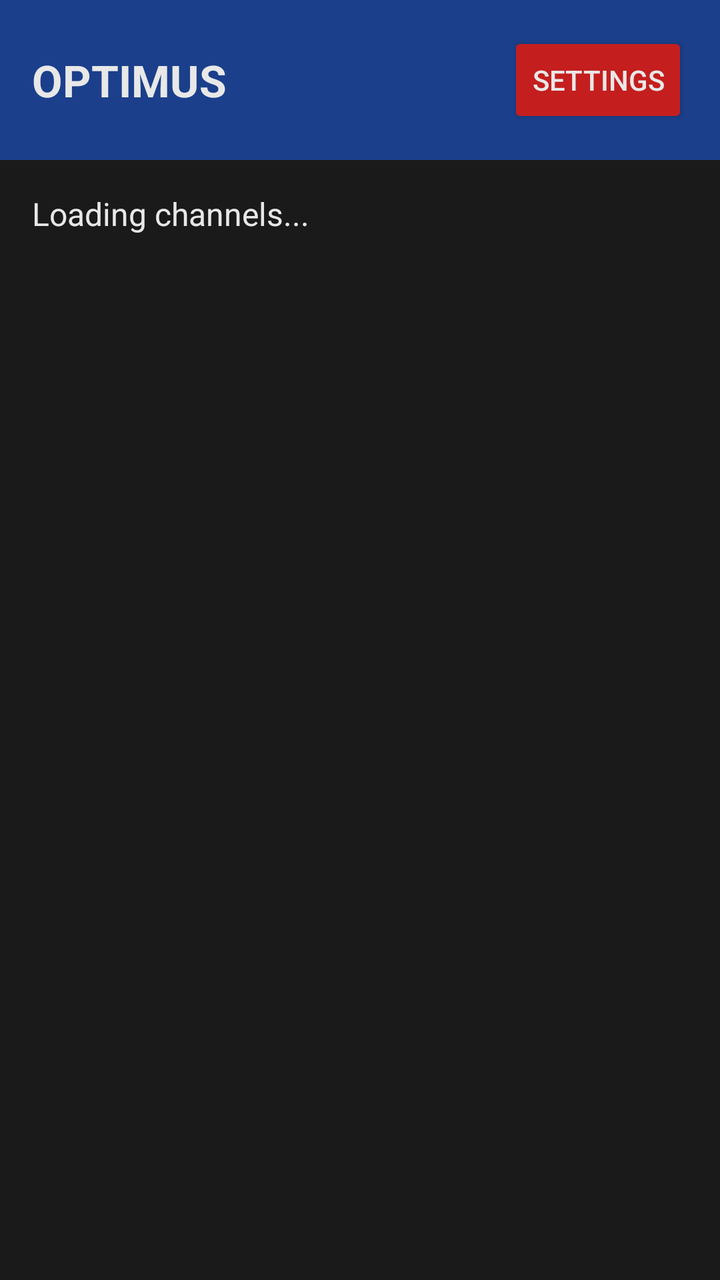
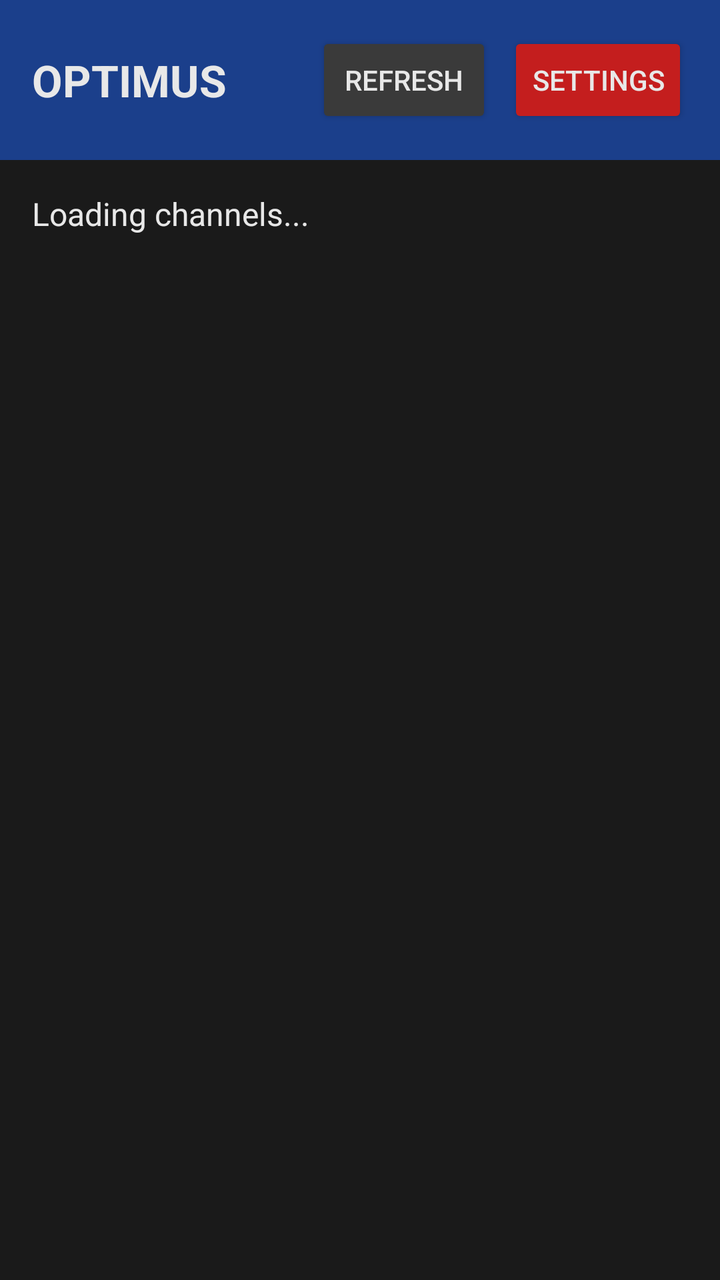

Before-and-after screenshots of an Android layout around one commit, followed by the original layout XML and the change that was made.
<!-- AndroidManifest.xml: application theme Theme.Optimus -->
<!-- res/layout/activity_main.xml -->
<?xml version="1.0" encoding="utf-8"?>
<LinearLayout xmlns:android="http://schemas.android.com/apk/res/android"
    android:layout_width="match_parent"
    android:layout_height="match_parent"
    android:orientation="vertical"
    android:background="@color/optimus_dark">

    <LinearLayout
        android:layout_width="match_parent"
        android:layout_height="wrap_content"
        android:orientation="horizontal"
        android:background="@color/optimus_blue"
        android:padding="16dp"
        android:gravity="center_vertical">

        <TextView
            android:layout_width="0dp"
            android:layout_weight="1"
            android:layout_height="wrap_content"
            android:text="OPTIMUS"
            android:textColor="@color/optimus_light"
            android:textSize="22sp"
            android:textStyle="bold" />

        <Button
            android:id="@+id/settingsButton"
            android:layout_width="wrap_content"
            android:layout_height="wrap_content"
            android:text="Settings"
            android:textColor="@color/optimus_light"
            android:backgroundTint="@color/optimus_red" />

    </LinearLayout>

    <androidx.media3.ui.PlayerView
        android:id="@+id/miniPlayerView"
        android:layout_width="match_parent"
        android:layout_height="200dp"
        android:visibility="gone"
        android:background="#000000" />

    <TextView
        android:id="@+id/statusText"
        android:layout_width="match_parent"
        android:layout_height="wrap_content"
        android:padding="16dp"
        android:textColor="@color/optimus_light"
        android:text="Loading channels..."
        android:textSize="16sp" />

    <ExpandableListView
        android:id="@+id/channelList"
        android:layout_width="match_parent"
        android:layout_height="match_parent" />

</LinearLayout>
<!-- resources referenced by this layout -->
<resources>
  <color name="optimus_blue">#1B3F8B</color>
  <color name="optimus_dark">#1A1A1A</color>
  <color name="optimus_light">#E8E8E8</color>
  <color name="optimus_red">#C41E1E</color>
  <style name="Theme.Optimus" parent="Theme.AppCompat">
          <item name="colorPrimary">@color/optimus_blue</item>
          <item name="colorPrimaryDark">@color/optimus_dark</item>
          <item name="colorAccent">@color/optimus_red</item>
          <item name="android:windowBackground">@color/optimus_dark</item>
          <item name="android:textColorPrimary">@color/optimus_light</item>
      </style>
</resources>

<!-- the commit's change to res/layout/activity_main.xml (unified diff, before → after) -->
@@ -21,6 +21,15 @@
             android:textColor="@color/optimus_light"
             android:textSize="22sp"
             android:textStyle="bold" />
+
+        <Button
+            android:id="@+id/refreshButton"
+            android:layout_width="wrap_content"
+            android:layout_height="wrap_content"
+            android:layout_marginEnd="8dp"
+            android:text="Refresh"
+            android:textColor="@color/optimus_light"
+            android:backgroundTint="@color/optimus_gray" />
 
         <Button
             android:id="@+id/settingsButton"
<!-- resource entries referenced after the edit -->
@@ -2,6 +2,7 @@
 <resources>
   <color name="optimus_blue">#1B3F8B</color>
   <color name="optimus_dark">#1A1A1A</color>
+  <color name="optimus_gray">#3A3A3A</color>
   <color name="optimus_light">#E8E8E8</color>
   <color name="optimus_red">#C41E1E</color>
   <style name="Theme.Optimus" parent="Theme.AppCompat">
